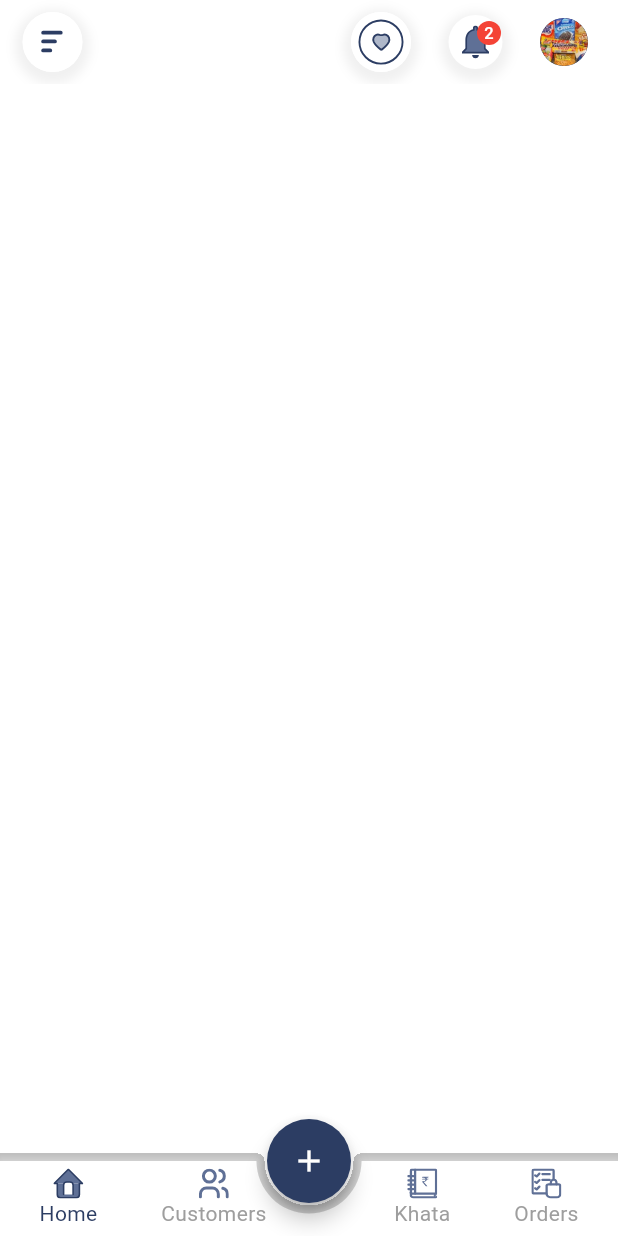
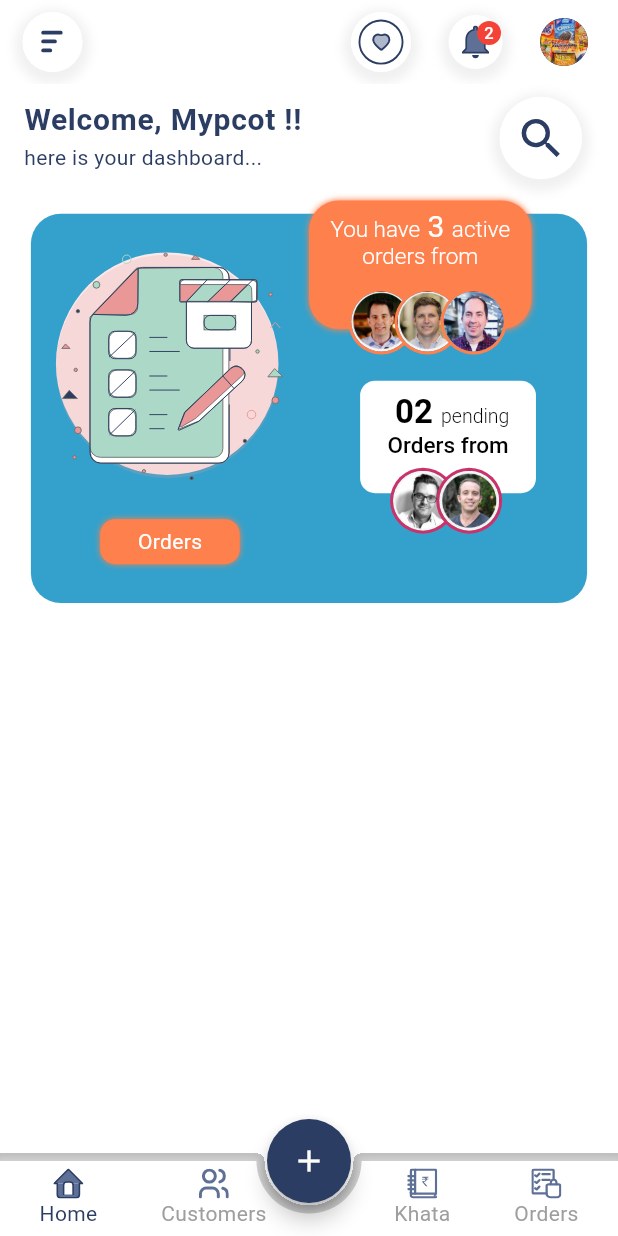
Before and after one commit to ansilmirfan/mypcot, a Flutter app: the screen it shows after launch, on a phone screen of 412 x 824 dp. Run offline on Flutter 3.47's test engine with Material 3 defaults, Android fonts, the phone set to English and light mode, and no system bars; our stand-ins replace flutter_svg.

Commit message:
feat:scrollable QuickHeighlightCard added in home page

```diff
--- /dev/null
+++ b/lib/presentation/other/quick_highlight_items.dart
@@ -0,0 +1,174 @@
+import 'package:flutter/material.dart';
+import 'package:mypcot/presentation/theme/colors/app_colors.dart';
+
+class QuickHighlightItems {
+  static TextStyle boldTextStyle = TextStyle(
+    fontWeight: FontWeight.w400,
+    fontSize: 20,
+    color: Colors.white,
+  );
+  static TextStyle thinTextStyle = TextStyle(
+    color: Colors.white,
+    fontSize: 15,
+    fontWeight: FontWeight.w300,
+  );
+  static TextStyle boldTextStyleBlack = TextStyle(
+    fontWeight: FontWeight.w700,
+    fontSize: 22,
+    color: Colors.black,
+  );
+  static TextStyle thinTextStyleBlack = TextStyle(
+    color: Colors.black,
+    fontSize: 15,
+    fontWeight: FontWeight.w500,
+  );
+  static TextStyle thinTextStyleBlackSmall = TextStyle(
+    color: Colors.black,
+    fontSize: 13,
+    fontWeight: FontWeight.w300,
+  );
+
+  static List<Color> highlightCardColor = [
+    AppColors.skyBlue,
+    AppColors.mintGreen,
+    AppColors.goldenYellow,
+  ];
+  static List<String> quickActionCardImage = [
+    'assets/images/orders-illustration-image.svg',
+    'assets/images/custome_illustration_image.svg',
+    'assets/images/subscriptions-illustration-image.svg',
+  ];
+  static List<String> quickActionCardButtonText = [
+    'Orders',
+    'View Customers',
+    'Subscriptions',
+  ];
+  static List<Color> buttonBgColor = [
+    AppColors.coralOrange,
+    AppColors.rosePink,
+    AppColors.royalBlue,
+  ];
+  static List<RichText> activeText1 = [
+    RichText(
+      textAlign: TextAlign.center,
+      text: TextSpan(
+        text: 'You have',
+        style: thinTextStyle,
+        children: [
+          TextSpan(text: ' 3 ', style: boldTextStyle),
+          TextSpan(text: 'active orders from'),
+        ],
+      ),
+    ),
+    RichText(
+      textAlign: TextAlign.center,
+      text: TextSpan(
+        text: ' 15 ',
+        style: boldTextStyle,
+        children: [TextSpan(text: 'new customers', style: thinTextStyle)],
+      ),
+    ),
+    RichText(
+      textAlign: TextAlign.center,
+      text: TextSpan(
+        text: ' 03 ',
+        style: boldTextStyle,
+        children: [TextSpan(text: 'deliveries', style: thinTextStyle)],
+      ),
+    ),
+  ];
+  static List<Color> avatharBorderColor = [
+    AppColors.coralOrange,
+    AppColors.teal,
+    AppColors.royalBlue,
+  ];
+  static List<double> centerWidthFactor = [0.6, 0.8, 0.6];
+  static List<double> bottomWidthFactor = [0.0, 0.6, 0.6];
+
+  static List<Alignment> centerAlignment = [
+    Alignment(0.0, 0.2),
+    Alignment(0.0, -0.15),
+    Alignment(0, -0.15),
+  ];
+
+  static List<RichText> activeText2 = [
+    RichText(
+      textAlign: TextAlign.center,
+      text: TextSpan(
+        text: ' 02 ',
+        style: boldTextStyleBlack,
+        children: [
+          TextSpan(text: 'pending', style: thinTextStyleBlackSmall),
+          TextSpan(text: ' Orders from', style: thinTextStyleBlack),
+        ],
+      ),
+    ),
+    RichText(
+      textAlign: TextAlign.center,
+      text: TextSpan(
+        text: '1.8 %  ',
+        style: boldTextStyleBlack,
+        children: [
+          TextSpan(
+            text: '  ↑  ',
+            style: boldTextStyleBlack.copyWith(
+              color: AppColors.mintGreen,
+              fontSize: 25,
+            ),
+          ),
+        ],
+      ),
+    ),
+    RichText(
+      textAlign: TextAlign.left,
+      text: TextSpan(
+        text: '10 ',
+        style: boldTextStyleBlack,
+        children: [
+          TextSpan(text: 'Active ', style: thinTextStyleBlackSmall),
+          TextSpan(text: 'Subscriptions', style: thinTextStyleBlack),
+        ],
+      ),
+    ),
+  ];
+  static List<RichText> activeText3 = [
+    RichText(textAlign: TextAlign.center, text: TextSpan(text: ' 02 ')),
+    RichText(
+      textAlign: TextAlign.left,
+      text: TextSpan(
+        text: '10 ',
+        style: boldTextStyleBlack,
+        children: [
+          TextSpan(text: 'Active ', style: thinTextStyleBlackSmall),
+          TextSpan(text: 'Customers', style: thinTextStyleBlack),
+        ],
+      ),
+    ),
+    RichText(
+      textAlign: TextAlign.left,
+      text: TextSpan(
+        text: '119 ',
+        style: boldTextStyleBlack,
+        children: [
+          TextSpan(text: 'Pending ', style: thinTextStyleBlackSmall),
+          TextSpan(text: 'Deleiveries', style: thinTextStyleBlack),
+        ],
+      ),
+    ),
+  ];
+  static List<EdgeInsets> middlePadding = [
+    EdgeInsets.only(top: 5, bottom: 20, left: 5, right: 5),
+    EdgeInsets.only(top: 10, bottom: 30, left: 5, right: 5),
+    EdgeInsets.only(top: 15, left: 5, right: 5,bottom: 5),
+  ];
+  static List<EdgeInsets> bottomPadding = [
+    EdgeInsets.all(0),
+    EdgeInsets.only(top: 15, bottom: 5, left: 5, right: 15),
+    EdgeInsets.all(5),
+  ];
+  static List<Alignment> bottomAligment = [
+    Alignment(0.0, 0.2),
+    Alignment(-0.8, 0.8),
+    Alignment(0.6, 0.6),
+  ];
+}
--- a/lib/presentation/screens/home.dart
+++ b/lib/presentation/screens/home.dart
@@ -1,7 +1,10 @@
 import 'package:flutter/material.dart';
+
 import 'package:mypcot/presentation/widgets/elevated_icon.dart';
 import 'package:mypcot/presentation/widgets/gap.dart';
+import 'package:mypcot/presentation/widgets/profile_greeting_card.dart';
 import 'package:mypcot/presentation/widgets/profile_picture_avathar.dart';
+import 'package:mypcot/presentation/widgets/quick_highlight_list.dart';
 
 class Home extends StatelessWidget {
   const Home({super.key});
@@ -9,7 +12,19 @@ class Home extends StatelessWidget {
   @override
   Widget build(BuildContext context) {
     return Scaffold(
-      appBar: AppBar(
+      appBar: _buildAppBar(),
+      body: SingleChildScrollView(
+        physics: AlwaysScrollableScrollPhysics(),
+        child: Column(
+          crossAxisAlignment: CrossAxisAlignment.start,
+          children: [const ProfileGreetingCard(), const QuickHighlightList()],
+        ),
+      ),
+    );
+  }
+
+  AppBar _buildAppBar() {
+    return AppBar(
       leading: Row(
         children: [
           Gap.width(gap: 15),
@@ -26,10 +41,9 @@ class Home extends StatelessWidget {
           padding: 9,
         ),
         Gap.width(gap: 25),
-          ProfilePictureAvathar(path: 'assets/images/oreo.jpg', radius: 16),
+        const ProfilePictureAvathar(path: 'assets/images/oreo.jpg', radius: 16),
         Gap.width(gap: 20),
       ],
-      ),
     );
   }
 }
--- a/lib/presentation/theme/colors/app_colors.dart
+++ b/lib/presentation/theme/colors/app_colors.dart
@@ -10,6 +10,7 @@ class AppColors {
   static const Color royalBlue = Color(0xFF234DDC); // #234DDC
   static const Color rosePink = Color(0xFFCE316A); // #CE316A
   static const Color coralOrange = Color(0xFFFE804C); // #FE804C
+  static const Color lightPink = Color(0xFFFBE9E9);
   static Color white = Colors.white;
   static Color grey = Colors.grey;
   static Color black = Colors.black;
--- /dev/null
+++ b/lib/presentation/widgets/active_card2.dart
@@ -0,0 +1,114 @@
+import 'package:flutter/material.dart';
+import 'package:mypcot/presentation/other/quick_highlight_items.dart';
+
+import 'package:mypcot/presentation/theme/colors/app_colors.dart';
+
+import 'package:mypcot/presentation/widgets/profile_picture_avathar.dart';
+
+class ActiveCard2 extends StatelessWidget {
+  final int index;
+  final bool fromBottom;
+
+  const ActiveCard2({super.key, required this.index, this.fromBottom = false});
+
+  @override
+  Widget build(BuildContext context) {
+    return Align(
+      alignment:
+          fromBottom
+              ? QuickHighlightItems.bottomAligment[index]
+              : QuickHighlightItems.centerAlignment[index],
+      child: Stack(
+        clipBehavior: Clip.none,
+        children: [
+          LayoutBuilder(
+            builder: (context, constraints) {
+              final double width = constraints.maxWidth;
+
+              return Container(
+                constraints: BoxConstraints(
+                  maxWidth:
+                      fromBottom
+                          ? width * QuickHighlightItems.bottomWidthFactor[index]
+                          : width *
+                              QuickHighlightItems.centerWidthFactor[index],
+                ),
+                padding:
+                    fromBottom
+                        ? QuickHighlightItems.bottomPadding[index]
+                        : QuickHighlightItems.middlePadding[index],
+                decoration: BoxDecoration(
+                  color: AppColors.white,
+                  borderRadius: BorderRadius.circular(10),
+                  boxShadow: [
+                    BoxShadow(color: AppColors.white, spreadRadius: 3),
+                  ],
+                ),
+                child: Stack(
+                  clipBehavior: Clip.none,
+                  children: [
+                    if (index == 0 && !fromBottom)
+                      Positioned(
+                        bottom: -50,
+                        left: width * 0.1,
+                        child: AvatarRow(index: index),
+                      ),
+                    fromBottom && index != 0
+                        ? QuickHighlightItems.activeText3[index]
+                        : QuickHighlightItems.activeText2[index],
+                  ],
+                ),
+              );
+            },
+          ),
+        ],
+      ),
+    );
+  }
+}
+
+class AvatarRow extends StatelessWidget {
+  final int index;
+  const AvatarRow({super.key, required this.index});
+
+  @override
+  Widget build(BuildContext context) {
+    return Row(
+      mainAxisSize: MainAxisSize.min,
+
+      children: [
+        _Avatar(
+          path: 'assets/images/profile_picture_4.png',
+          border: true,
+          index: index,
+        ),
+        _Avatar(
+          path: 'assets/images/profile_picture_5.png',
+          border: true,
+          index: index,
+        ),
+      ],
+    );
+  }
+}
+
+class _Avatar extends StatelessWidget {
+  final String path;
+  final bool border;
+  final int index;
+
+  const _Avatar({required this.path, this.border = false, required this.index});
+
+  @override
+  Widget build(BuildContext context) {
+    return Align(
+      widthFactor: 0.7,
+      child: ProfilePictureAvathar(
+        path: path,
+        radius: 20,
+        border: border,
+        borderColor: AppColors.rosePink,
+      ),
+    );
+  }
+}
--- /dev/null
+++ b/lib/presentation/widgets/active_orders_card.dart
@@ -0,0 +1,121 @@
+import 'package:flutter/material.dart';
+import 'package:mypcot/presentation/other/quick_highlight_items.dart';
+import 'package:mypcot/presentation/theme/colors/app_colors.dart';
+import 'package:mypcot/presentation/widgets/profile_picture_avathar.dart';
+
+class ActiveCard extends StatelessWidget {
+  final int index;
+  const ActiveCard({super.key, required this.index});
+
+  @override
+  Widget build(BuildContext context) {
+    return LayoutBuilder(
+      builder: (context, constraints) {
+        double width = constraints.maxWidth;
+        double height = constraints.maxHeight;
+
+        return Stack(
+          clipBehavior: Clip.none,
+          children: [
+            Align(
+              alignment: const Alignment(-1, -1.1),
+              child: Container(
+                padding: const EdgeInsets.all(5),
+                height: height * 0.33,
+                width: width * 0.8,
+                decoration: BoxDecoration(
+                  color: QuickHighlightItems.buttonBgColor[index],
+                  borderRadius: BorderRadius.circular(20),
+                  boxShadow: [
+                    BoxShadow(color:  QuickHighlightItems.buttonBgColor[index], blurRadius: 3),
+                  ],
+                ),
+                child: Stack(
+                  clipBehavior: Clip.none,
+                  children: [
+                    Align(
+                      alignment: Alignment.topCenter,
+                      child: QuickHighlightItems.activeText1[index],
+                    ),
+                    Positioned(
+                      bottom: -22,
+                      left: width * 0.15,
+                      child: AvatarRow(index: index),
+                    ),
+                  ],
+                ),
+              ),
+            ),
+          ],
+        );
+      },
+    );
+  }
+}
+
+class AvatarRow extends StatelessWidget {
+  final int index;
+  const AvatarRow({super.key, required this.index});
+
+  @override
+  Widget build(BuildContext context) {
+    return Row(
+      mainAxisSize: MainAxisSize.min,
+
+      children: [
+        _Avatar(
+          path: 'assets/images/profile_picture_1.png',
+          border: true,
+          index: index,
+        ),
+        _Avatar(
+          path: 'assets/images/profile_picture_2.jpg',
+          border: true,
+          index: index,
+        ),
+        _Avatar(
+          path: 'assets/images/profile_picture_3.png',
+          border: true,
+          index: index,
+        ),
+        if (index == 1)
+          Align(
+            widthFactor: 0.3,
+            child: Transform.scale(
+              scale: 0.5,
+              child: IconButton.filled(
+                style: ButtonStyle(
+                  backgroundColor: WidgetStatePropertyAll(AppColors.white),
+                ),
+                disabledColor: AppColors.white,
+                color: AppColors.black,
+                onPressed: () {},
+                icon: Icon(Icons.add),
+              ),
+            ),
+          ),
+      ],
+    );
+  }
+}
+
+class _Avatar extends StatelessWidget {
+  final String path;
+  final bool border;
+  final int index;
+
+  const _Avatar({required this.path, this.border = false, required this.index});
+
+  @override
+  Widget build(BuildContext context) {
+    return Align(
+      widthFactor: 0.7,
+      child: ProfilePictureAvathar(
+        path: path,
+        radius: 20,
+        border: border,
+        borderColor: QuickHighlightItems.avatharBorderColor[index],
+      ),
+    );
+  }
+}
--- /dev/null
+++ b/lib/presentation/widgets/profile_greeting_card.dart
@@ -0,0 +1,18 @@
+import 'package:flutter/material.dart';
+import 'package:mypcot/presentation/widgets/elevated_icon.dart';
+
+class ProfileGreetingCard extends StatelessWidget {
+  const ProfileGreetingCard({super.key});
+
+  @override
+  Widget build(BuildContext context) {
+    return ListTile(
+      title: Text(
+        'Welcome, Mypcot !!',
+        style: TextStyle(fontWeight: FontWeight.w600, fontSize: 20),
+      ),
+      subtitle: Text('here is your dashboard...'),
+      trailing: ElevatedIcon(path: 'assets/icons/search_icon.svg', size: 55),
+    );
+  }
+}
--- a/lib/presentation/widgets/profile_picture_avathar.dart
+++ b/lib/presentation/widgets/profile_picture_avathar.dart
@@ -5,12 +5,14 @@ class ProfilePictureAvathar extends StatelessWidget {
   final String path;
   final double radius;
   final bool border;
+  final Color borderColor;
 
   const ProfilePictureAvathar({
     super.key,
     required this.path,
     this.radius = 20,
     this.border = false,
+    this.borderColor = AppColors.coralOrange,
   });
   factory ProfilePictureAvathar.bordered({
     required String path,
@@ -27,8 +29,8 @@ class ProfilePictureAvathar extends StatelessWidget {
     );
     return border
         ? CircleAvatar(
-          backgroundColor: AppColors.coralOrange,
-          radius: radius + 1,
+          backgroundColor: borderColor,
+          radius: radius + 2,
           child: circleAvathar,
         )
         : circleAvathar;
--- /dev/null
+++ b/lib/presentation/widgets/quick_action_card.dart
@@ -0,0 +1,50 @@
+import 'package:flutter/material.dart';
+import 'package:flutter_svg/flutter_svg.dart';
+import 'package:mypcot/presentation/theme/colors/app_colors.dart';
+
+class QuickActionCard extends StatelessWidget {
+  final String path;
+  final String text;
+  final Color bgColor;
+  const QuickActionCard({
+    super.key,
+    required this.path,
+    required this.text,
+    required this.bgColor,
+  });
+
+  @override
+  Widget build(BuildContext context) {
+    return Column(
+      mainAxisAlignment: MainAxisAlignment.spaceEvenly,
+      children: [
+        LayoutBuilder(
+          builder: (context, constraints) {
+            double width = constraints.maxWidth;
+            return Stack(
+              children: [
+                CircleAvatar(
+                  backgroundColor: AppColors.lightPink,
+                  radius: width * 0.40,
+                ),
+                SvgPicture.asset(path, width: width * 0.82),
+              ],
+            );
+          },
+        ),
+        Flexible(
+          flex: 3,
+          child: Container(
+            decoration: BoxDecoration(
+              color: bgColor,
+              borderRadius: BorderRadius.circular(10),
+              boxShadow: [BoxShadow(color: bgColor, blurRadius: 3)],
+            ),
+            padding: const EdgeInsets.symmetric(horizontal: 25, vertical: 5),
+            child: Text(text, style: TextStyle(color: AppColors.white)),
+          ),
+        ),
+      ],
+    );
+  }
+}
--- /dev/null
+++ b/lib/presentation/widgets/quick_highlight_list.dart
@@ -0,0 +1,61 @@
+import 'package:flutter/material.dart';
+import 'package:mypcot/presentation/other/quick_highlight_items.dart';
+import 'package:mypcot/presentation/widgets/active_card2.dart';
+
+import 'package:mypcot/presentation/widgets/active_orders_card.dart';
+import 'package:mypcot/presentation/widgets/quick_action_card.dart';
+
+class QuickHighlightList extends StatelessWidget {
+  const QuickHighlightList({super.key});
+
+  @override
+  Widget build(BuildContext context) {
+    return SizedBox(
+      height: MediaQuery.of(context).size.height * 0.35,
+      child: ListView.builder(
+        scrollDirection: Axis.horizontal,
+        itemCount: 3,
+        itemBuilder: (context, index) {
+          return SizedBox(
+            width: MediaQuery.of(context).size.width,
+            child: FractionallySizedBox(
+              heightFactor: 0.9,
+              widthFactor: 0.9,
+              child: Container(
+                decoration: BoxDecoration(
+                  color: QuickHighlightItems.highlightCardColor[index],
+                  borderRadius: BorderRadius.circular(20),
+                ),
+                child: Row(
+                  children: [
+                    //left side
+                    Expanded(
+                      child: QuickActionCard(
+                        path: QuickHighlightItems.quickActionCardImage[index],
+                        text:
+                            QuickHighlightItems
+                                .quickActionCardButtonText[index],
+                        bgColor: QuickHighlightItems.buttonBgColor[index],
+                      ),
+                    ),
+                    //right side
+                    Expanded(
+                      child: Stack(
+                        children: [
+                          if (index != 0)
+                            ActiveCard2(index: index, fromBottom: true),
+                          ActiveCard2(index: index),
+                          ActiveCard(index: index),
+                        ],
+                      ),
+                    ),
+                  ],
+                ),
+              ),
+            ),
+          );
+        },
+      ),
+    );
+  }
+}
```
Also changed, not shown: assets/images/profile_picture_1.svg (deleted), assets/images/profile_picture_2.jpg (added), assets/images/profile_picture_3.png (added), assets/images/profile_picture_4.png (added), assets/images/profile_picture_5.png (added). Lines whose indentation alone changed are shown as unchanged.
